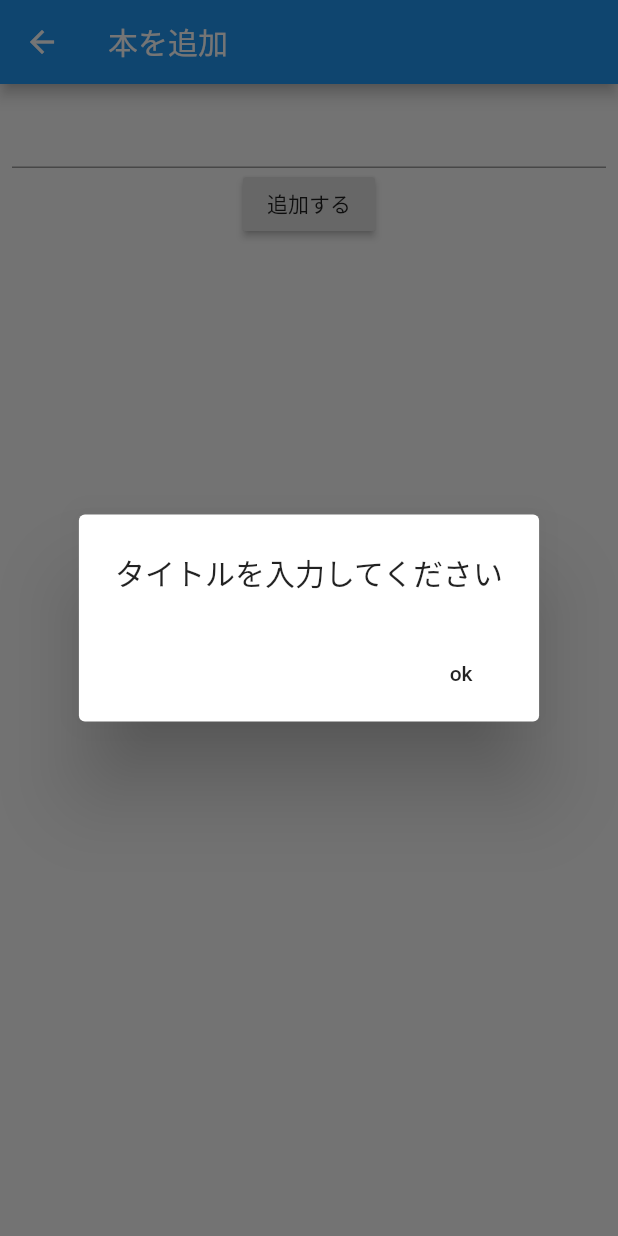
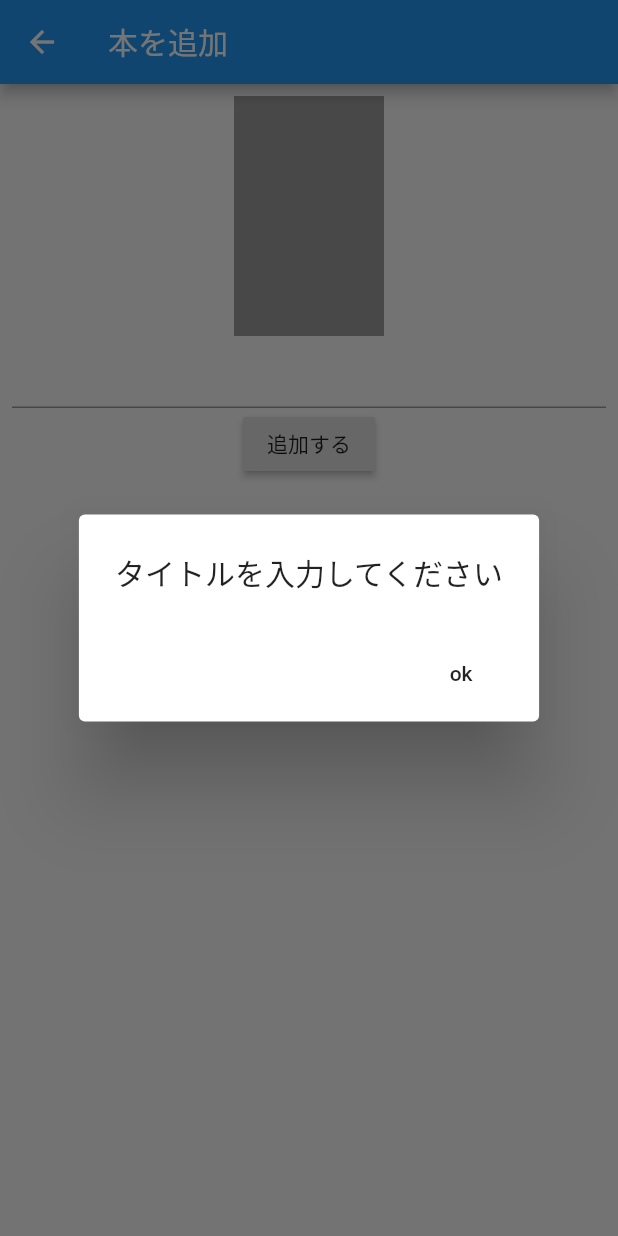
Before and after one commit to RN24/Flutter-University-practice, a Flutter app: the AddBookPage screen opened directly, after a tap on "追加する", on a phone screen of 412 x 824 dp. Run offline on Flutter 3.47's test engine with Material 2 defaults, Android fonts, the phone set to English and light mode, and no system bars; our stand-ins replace cloud_firestore, firebase_auth, firebase_storage, image_picker; accounts and stored records are empty.

```diff
--- a/lib/domain/book.dart
+++ b/lib/domain/book.dart
@@ -5,8 +5,10 @@ class Book {
   Book(DocumentSnapshot doc) {
     documentID = doc.documentID;
     title = doc['title'];
+    imageURL = doc['imageURL'];
   }
 
   String documentID;
   String title;
+  String imageURL;
 }
--- a/lib/presentation/add_book/add_book_model.dart
+++ b/lib/presentation/add_book/add_book_model.dart
@@ -1,32 +1,75 @@
 //通信等を行うモデル
 
+import 'dart:io';
+
 import 'package:cloud_firestore/cloud_firestore.dart';
+import 'package:firebase_storage/firebase_storage.dart';
 import 'package:flutter/material.dart';
+import 'package:image_picker/image_picker.dart';
 import 'package:nandemoii/domain/book.dart';
 
 class AddBookModel extends ChangeNotifier {
   String bookTitle = '';
+  File imageFile;
+  bool isLoading = false;
+
+  startLoading() {
+    isLoading = true;
+    notifyListeners();
+  }
+
+  endLoading() {
+    isLoading = false;
+    notifyListeners();
+  }
+
+  Future showImagePicker() async {
+    final picker = ImagePicker();
+    final pickedFile = await picker.getImage(source: ImageSource.gallery);
+    imageFile = File(pickedFile.path);
+    notifyListeners();
+  }
 
   Future addBookToFirebase() async {
     if (bookTitle.isEmpty) {
       throw ('タイトルを入力してください');
     }
+    final imageURL = await _uploadImage();
+
     Firestore.instance.collection('books').add(
       {
         'title': bookTitle,
+        'imageURL': imageURL,
         'createdAt': Timestamp.now(),
       },
     );
   }
 
   Future updateBook(Book book) async {
+    final imageURL = await _uploadImage();
+
     final document =
         Firestore.instance.collection('books').document(book.documentID);
     await document.updateData(
       {
         'title': bookTitle,
+        'imageURL': imageURL,
         'updateAt': Timestamp.now(),
       },
     );
   }
+
+  Future<String> _uploadImage() async {
+    final storage = FirebaseStorage.instance;
+
+    StorageTaskSnapshot snapshot = await storage
+        .ref()
+        .child("books/$bookTitle")
+        .putFile(imageFile)
+        .onComplete;
+
+    final String downloadURL = await snapshot.ref.getDownloadURL();
+
+    return downloadURL;
+  }
 }
--- a/lib/presentation/add_book/add_book_page.dart
+++ b/lib/presentation/add_book/add_book_page.dart
@@ -21,7 +21,9 @@ class AddBookPage extends StatelessWidget {
 
     return ChangeNotifierProvider<AddBookModel>(
       create: (_) => AddBookModel(),
-      child: Scaffold(
+      child: Stack(
+        children: <Widget>[
+          Scaffold(
             appBar: AppBar(
               title: Text(isUpdate ? '本を編集' : '本を追加'),
             ),
@@ -31,6 +33,21 @@ class AddBookPage extends StatelessWidget {
                   padding: const EdgeInsets.all(8.0),
                   child: Column(
                     children: <Widget>[
+                      SizedBox(
+                        width: 100,
+                        height: 160,
+                        child: InkWell(
+                          onTap: () async {
+                            // TODO: カメラロール開く
+                            await model.showImagePicker();
+                          },
+                          child: model.imageFile != null
+                              ? Image.file(model.imageFile)
+                              : Container(
+                                  color: Colors.grey,
+                                ),
+                        ),
+                      ),
                       TextField(
                         controller: textEditingController,
                         onChanged: (text) {
@@ -40,12 +57,15 @@ class AddBookPage extends StatelessWidget {
                       RaisedButton(
                         child: Text(isUpdate ? '更新する' : '追加する'),
                         onPressed: () async {
+                          model.startLoading();
                           if (isUpdate) {
                             await updateBook(model, context);
                           } else {
                             //todo: Firestoreに本を追加
                             await addBook(model, context);
                           }
+
+                          model.endLoading();
                         },
                       ),
                     ],
@@ -53,6 +73,18 @@ class AddBookPage extends StatelessWidget {
                 );
               },
             ),
+          ),
+          Consumer<AddBookModel>(builder: (context, model, child) {
+            return model.isLoading
+                ? Container(
+                    color: Colors.grey.withOpacity(0.7),
+                    child: Center(
+                      child: CircularProgressIndicator(),
+                    ),
+                  )
+                : SizedBox();
+          })
+        ],
       ),
     );
   }
--- a/lib/presentation/book_list/book_list_page.dart
+++ b/lib/presentation/book_list/book_list_page.dart
@@ -22,6 +22,7 @@ class BookListPage extends StatelessWidget {
             final listTiles = books
                 .map(
                   (book) => ListTile(
+                    leading: Image.network(book.imageURL),
                     title: Text(book.title),
                     trailing: IconButton(
                       icon: Icon(Icons.edit),
--- a/pubspec.yaml
+++ b/pubspec.yaml
@@ -22,6 +22,8 @@ dependencies:
   firebase_core: ^0.4.5
   cloud_firestore: ^0.13.6
   firebase_auth: ^0.16.1
+  image_picker: ^0.6.7+4
+  firebase_storage: ^3.1.6
 
 dev_dependencies:
   flutter_test:
```
Also changed, not shown: lib/presentation/main/main.dart (+9 -0 lines), pubspec.lock, 5 other files. Lines whose indentation alone changed are shown as unchanged.
